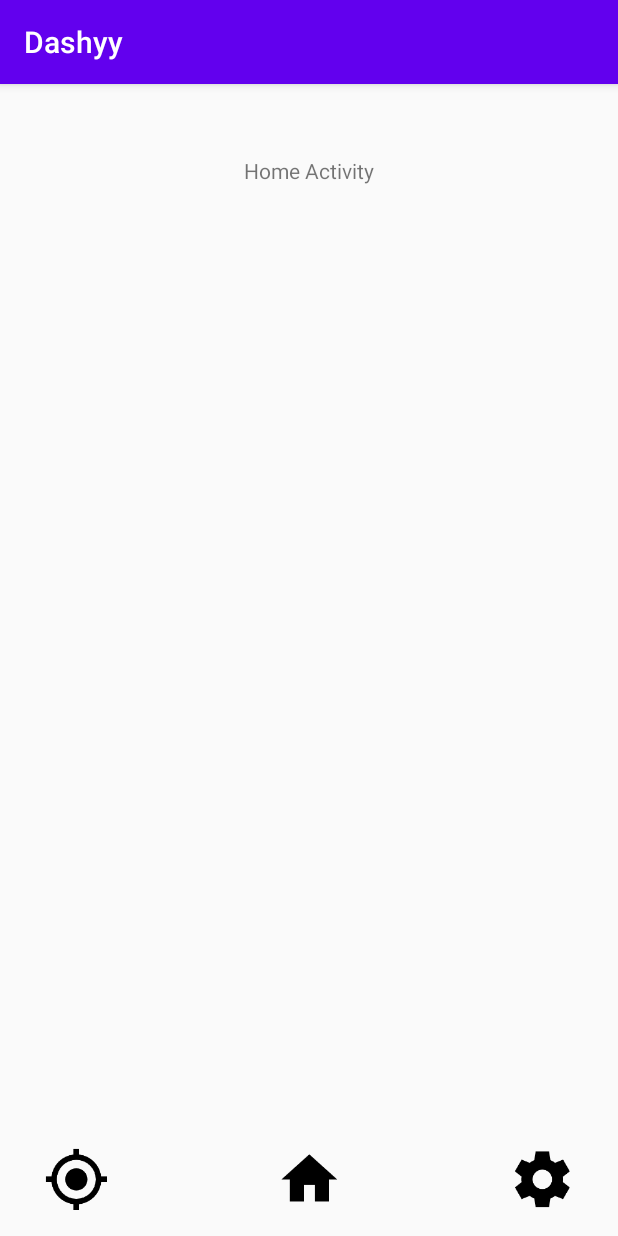
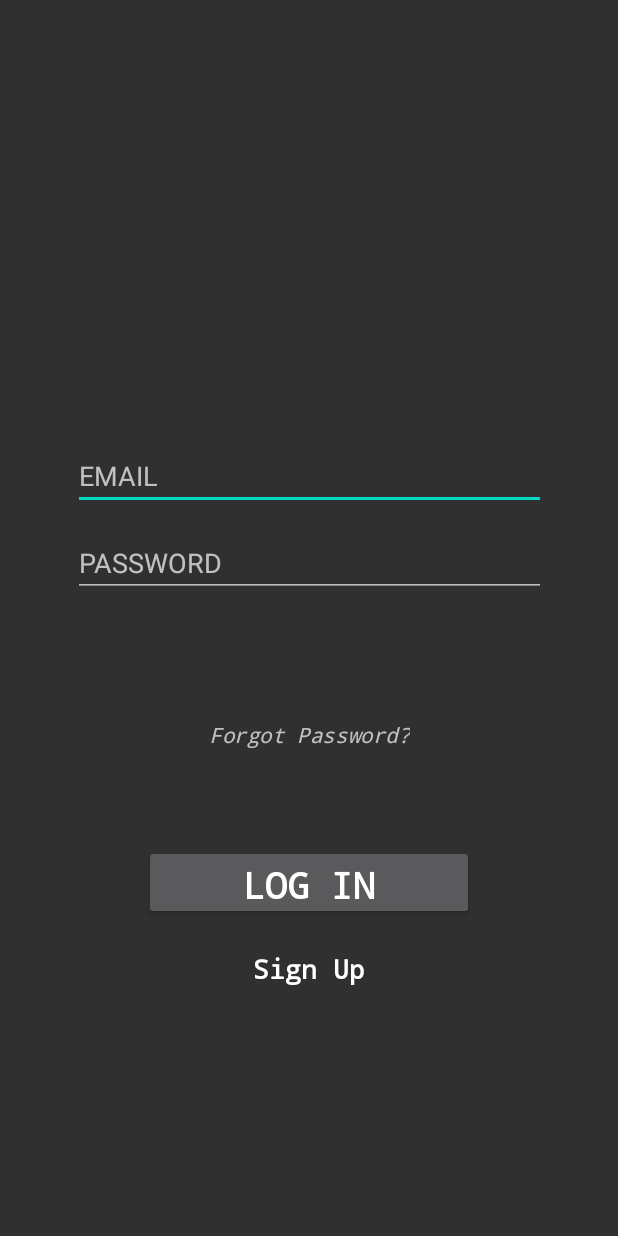
Before and after one commit to JohnMurwin/Dashyy, an Android app: the screen it shows after launch (HomeActivity before the commit, StartupActivity after it), on a phone screen of 412 x 824 dp. Run offline under Robolectric (Android 15) with nearby library versions, the phone set to English and light mode, and no system bars.

Commit message:
Startup Activity Base
- Logic for switching between Login and Signup
- Needs code for DB
- Needs Polish

```diff
--- a/app/src/main/AndroidManifest.xml
+++ b/app/src/main/AndroidManifest.xml
@@ -20,7 +20,4 @@
         <activity android:name=".GPSActivity" />
         <activity android:name=".HomeActivity" />
     </application>
-
-
-
 </manifest>
--- a/app/src/main/java/CS7455/Team5/dashyy/StartupActivity.java
+++ b/app/src/main/java/CS7455/Team5/dashyy/StartupActivity.java
@@ -10,16 +10,30 @@ Any use of the following code is forbidden without prior consent.
 package CS7455.Team5.dashyy;
 
 import androidx.appcompat.app.AppCompatActivity;
+import androidx.constraintlayout.widget.ConstraintLayout;
 
+
+import android.app.Activity;
 import android.content.Intent;
 import android.os.Bundle;
+import android.os.Handler;
+import android.view.View;
+import android.widget.Button;
+import android.widget.EditText;
+import android.widget.TextView;
+
+import org.w3c.dom.Text;
 
 public class StartupActivity extends AppCompatActivity {
 
     //Class Variables
+    private boolean loginMode = true;
 
 
     //Component Variables
+    TextView signupPB;
+    EditText nameInput, emailInput, passwordInput, passwordConfirmInput;
+    Button loginPB;
 
 
     @Override
@@ -28,10 +42,72 @@ public class StartupActivity extends AppCompatActivity {
         setContentView(R.layout.activity_startup);
 
         //Component Setup
+        signupPB = findViewById(R.id.signup_PB);
+
+        nameInput = findViewById(R.id.name_ET);
+        emailInput = findViewById(R.id.email_ET);
+        passwordInput = findViewById(R.id.password_ET);
+        passwordConfirmInput = findViewById(R.id.passwordConfirm_ET);
+
+        loginPB = findViewById(R.id.login_PB);
 
 
-        //Startup Logic
-        Intent intent = new Intent(this, HomeActivity.class);
-        startActivity(intent);
+        /* STARTUP LOGIC */
+        //TODO: Startup Cycle Logic (animations, loading, etc)
+
+        //TODO: Enable Default Login items visibility once startup complete
+
+    }
+
+    //LOGIN:
+    public void LoginClick (View view)
+    {
+        //True Login
+        if (loginMode)
+        {
+            //TODO: Actual Login, just need temp access to screens for dev
+            Intent intent = new Intent(this, HomeActivity.class);
+            startActivity(intent);
+
+        }
+        //Sign Up
+        else
+        {
+
+        }
+    }
+
+    //SIGNUP:
+    public void SignupClick (View view)
+    {
+        if (loginMode)
+        {
+            //Show Fields & Change Name
+            nameInput.setVisibility(View.VISIBLE);
+            passwordConfirmInput.setVisibility(View.VISIBLE);
+            loginPB.setText("SIGN UP");
+            signupPB.setText("Log In");
+
+            //Set Login Mode
+            loginMode = false;
+        }
+        else
+        {
+            //Show Fields & Change Name
+            nameInput.setVisibility(View.INVISIBLE);
+            passwordConfirmInput.setVisibility(View.INVISIBLE);
+            loginPB.setText("LOG IN");
+            signupPB.setText("Sign Up");
+
+            //Set Login Mode
+            loginMode = true;
+        }
+    }
+
+    //FORGOT PASSWORD:
+    private void ForgotPasswordClick(View view)
+    {
+        //TODO: Transfer to something else to reset password (IF WE WANT TO DO THAT IDK)
+
     }
 }
--- a/app/src/main/res/layout/activity_startup.xml
+++ b/app/src/main/res/layout/activity_startup.xml
@@ -2,17 +2,107 @@
 <androidx.constraintlayout.widget.ConstraintLayout xmlns:android="http://schemas.android.com/apk/res/android"
     xmlns:app="http://schemas.android.com/apk/res-auto"
     xmlns:tools="http://schemas.android.com/tools"
+    android:id="@+id/linearLayout"
     android:layout_width="match_parent"
     android:layout_height="match_parent"
     tools:context=".StartupActivity">
 
-    <TextView
-        android:id="@+id/textView"
-        android:layout_width="wrap_content"
-        android:layout_height="wrap_content"
-        android:layout_marginTop="48dp"
-        android:text="Startup Activity"
+    <EditText
+        android:id="@+id/name_ET"
+        android:layout_width="315dp"
+        android:layout_height="42dp"
+        android:layout_marginTop="240dp"
+        android:ems="10"
+        android:hint="NAME"
+        android:inputType="textPersonName"
+        android:visibility="invisible"
         app:layout_constraintEnd_toEndOf="parent"
         app:layout_constraintStart_toStartOf="parent"
         app:layout_constraintTop_toTopOf="parent" />
+
+    <EditText
+        android:id="@+id/email_ET"
+        android:layout_width="315dp"
+        android:layout_height="42dp"
+        android:layout_marginTop="16dp"
+        android:ems="10"
+        android:hint="EMAIL"
+        android:inputType="textEmailAddress"
+        app:layout_constraintEnd_toEndOf="parent"
+        app:layout_constraintStart_toStartOf="parent"
+        app:layout_constraintTop_toBottomOf="@+id/name_ET" />
+
+    <EditText
+        android:id="@+id/password_ET"
+        android:layout_width="315dp"
+        android:layout_height="42dp"
+        android:layout_marginTop="16dp"
+        android:ems="10"
+        android:hint="PASSWORD"
+        android:inputType="textPassword"
+        app:layout_constraintEnd_toEndOf="parent"
+        app:layout_constraintStart_toStartOf="parent"
+        app:layout_constraintTop_toBottomOf="@+id/email_ET" />
+
+    <EditText
+        android:id="@+id/passwordConfirm_ET"
+        android:layout_width="315dp"
+        android:layout_height="42dp"
+        android:layout_marginTop="16dp"
+        android:ems="10"
+        android:hint="CONFIRM PASSWORD"
+        android:inputType="textPassword"
+        android:visibility="invisible"
+        app:layout_constraintEnd_toEndOf="parent"
+        app:layout_constraintStart_toStartOf="parent"
+        app:layout_constraintTop_toBottomOf="@+id/password_ET" />
+
+    <TextView
+        android:id="@+id/forgotPW_PB"
+        android:layout_width="wrap_content"
+        android:layout_height="wrap_content"
+        android:layout_marginTop="24dp"
+        android:fontFamily="monospace"
+        android:gravity="center"
+        android:text="@string/forgotPWPB_Text"
+        android:textStyle="italic"
+        android:typeface="normal"
+        app:layout_constraintEnd_toEndOf="parent"
+        app:layout_constraintHorizontal_bias="0.5"
+        app:layout_constraintStart_toStartOf="parent"
+        app:layout_constraintTop_toBottomOf="@+id/passwordConfirm_ET" />
+
+    <Button
+        android:id="@+id/login_PB"
+        style="@style/Widget.AppCompat.Button"
+        android:layout_width="220dp"
+        android:layout_height="50dp"
+        android:layout_marginTop="64dp"
+        android:fontFamily="monospace"
+        android:onClick="LoginClick"
+        android:text="@string/loginPB_Text"
+        android:textSize="24sp"
+        android:textStyle="bold"
+        app:layout_constraintEnd_toEndOf="parent"
+        app:layout_constraintHorizontal_bias="0.5"
+        app:layout_constraintStart_toStartOf="parent"
+        app:layout_constraintTop_toBottomOf="@+id/forgotPW_PB" />
+
+    <TextView
+        android:id="@+id/signup_PB"
+        android:layout_width="wrap_content"
+        android:layout_height="wrap_content"
+        android:layout_marginTop="20dp"
+        android:fontFamily="monospace"
+        android:gravity="center"
+        android:onClick="SignupClick"
+        android:text="@string/signupPB_Text"
+        android:textColor="#FFFFFF"
+        android:textSize="18sp"
+        android:textStyle="bold"
+        android:typeface="normal"
+        app:layout_constraintEnd_toEndOf="parent"
+        app:layout_constraintStart_toStartOf="parent"
+        app:layout_constraintTop_toBottomOf="@+id/login_PB" />
+
 </androidx.constraintlayout.widget.ConstraintLayout>
--- a/app/src/main/res/values/strings.xml
+++ b/app/src/main/res/values/strings.xml
@@ -1,3 +1,9 @@
 <resources>
     <string name="app_name">Dashyy</string>
+
+    <!-- Startup Screen -->
+    <string name="forgotPWPB_Text">Forgot Password?</string>
+    <string name="loginPB_Text">LOG IN</string>
+    <string name="signupPB_Text">Sign Up</string>
+
 </resources>
--- a/app/src/main/res/values/styles.xml
+++ b/app/src/main/res/values/styles.xml
@@ -1,7 +1,7 @@
 <resources>
 
     <!-- Base application theme. -->
-    <style name="AppTheme" parent="Theme.AppCompat.Light.DarkActionBar">
+    <style name="AppTheme" parent="Theme.AppCompat.NoActionBar">
         <!-- Customize your theme here. -->
         <item name="colorPrimary">@color/colorPrimary</item>
         <item name="colorPrimaryDark">@color/colorPrimaryDark</item>
```
Also changed, not shown: app/src/main/Dashyy-playstore.png (added).
